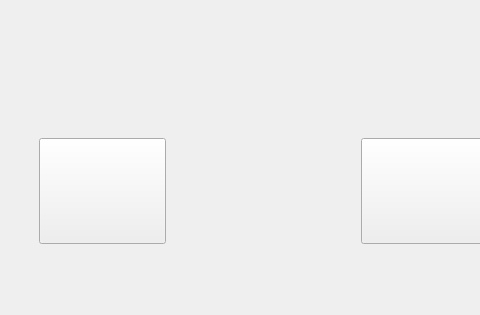
Qt form ui/balloonvolume.ui (1xiaosongz/IABPUI) before a commit; both pictures show x 0 to 480 and y 0 to 315 of the 686 by 315 pixel window.
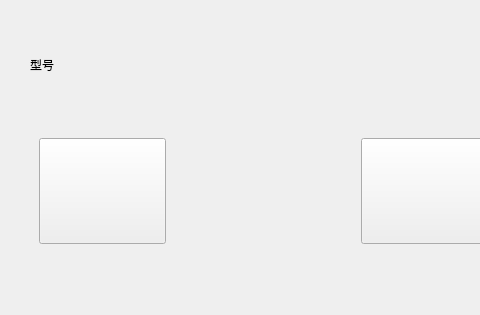
The same form after that commit.

Patch:
```diff
--- a/ui/balloonvolume.ui
+++ b/ui/balloonvolume.ui
@@ -184,6 +184,56 @@
     <set>Qt::AlignCenter</set>
    </property>
   </widget>
+  <widget class="QLabel" name="label_2">
+   <property name="geometry">
+    <rect>
+     <x>30</x>
+     <y>50</y>
+     <width>50</width>
+     <height>30</height>
+    </rect>
+   </property>
+   <property name="minimumSize">
+    <size>
+     <width>50</width>
+     <height>30</height>
+    </size>
+   </property>
+   <property name="maximumSize">
+    <size>
+     <width>50</width>
+     <height>30</height>
+    </size>
+   </property>
+   <property name="text">
+    <string>型号</string>
+   </property>
+  </widget>
+  <widget class="QLabel" name="model_label">
+   <property name="geometry">
+    <rect>
+     <x>80</x>
+     <y>50</y>
+     <width>45</width>
+     <height>30</height>
+    </rect>
+   </property>
+   <property name="minimumSize">
+    <size>
+     <width>45</width>
+     <height>30</height>
+    </size>
+   </property>
+   <property name="maximumSize">
+    <size>
+     <width>45</width>
+     <height>30</height>
+    </size>
+   </property>
+   <property name="text">
+    <string/>
+   </property>
+  </widget>
  </widget>
  <resources/>
  <connections/>
```
